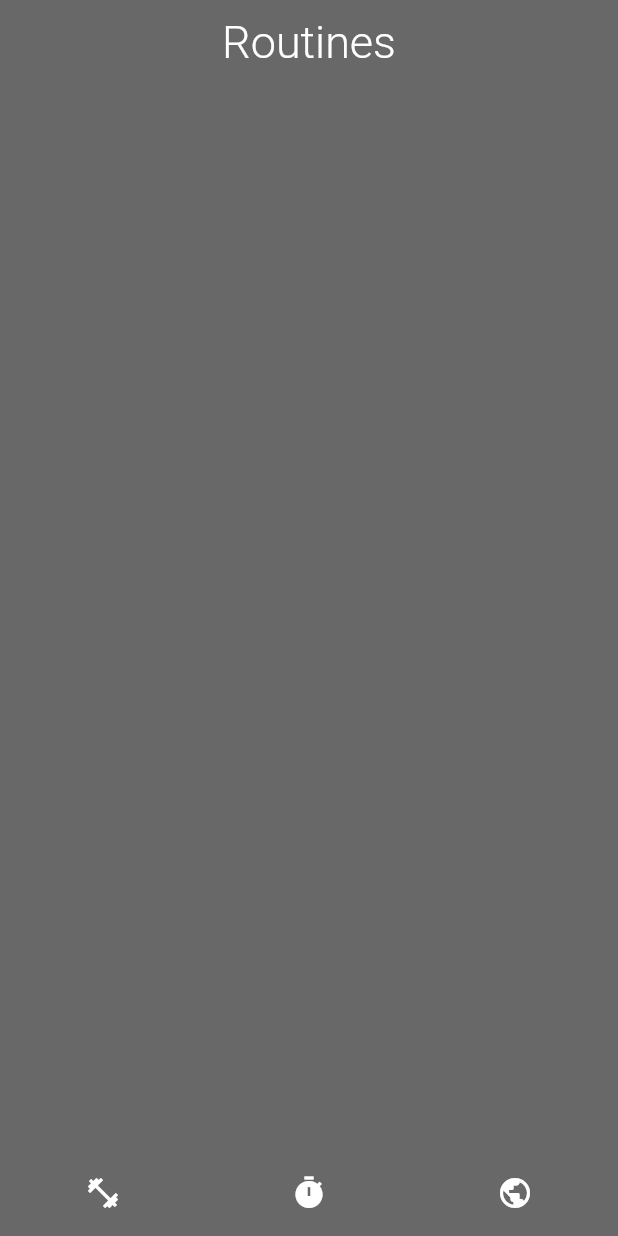
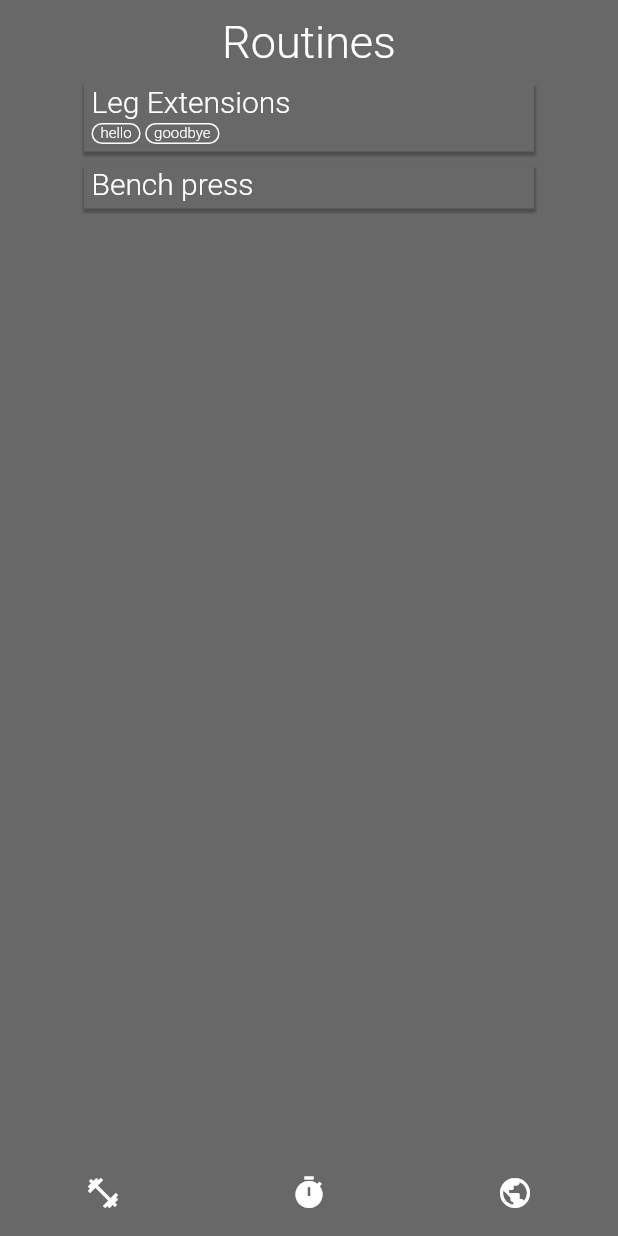
Before and after one commit to navidboloorian/exercise-timer, a Flutter app: the screen it shows after launch, on a phone screen of 412 x 824 dp. Run offline on Flutter 3.47's test engine with Material 2 defaults, Android fonts, the phone set to English and light mode, and no system bars; Roboto replaces fonts that are missing (Montserrat).

Commit message:
added dropshadow container with optional tags

```diff
--- a/lib/main.dart
+++ b/lib/main.dart
@@ -18,6 +18,7 @@ class _AppState extends State<App> {
   @override
   Widget build(BuildContext context) {
     // list of all navigable pages
+    // pass these to other widgets to avoid mistakes on lower levels
     const List<String> pages = <String>['exercises', 'routines', 'market'];
 
     return MaterialApp(
--- a/lib/ui/pages/market.dart
+++ b/lib/ui/pages/market.dart
@@ -13,6 +13,9 @@ class Market extends StatelessWidget {
       appBar: AppBar(
         title: const Text('Market'),
       ),
+      body: const Center(
+        child: Text('Market'),
+      ),
       bottomNavigationBar: BottomBar(pages: pages),
     );
   }
--- a/lib/ui/pages/routines.dart
+++ b/lib/ui/pages/routines.dart
@@ -1,6 +1,6 @@
 import 'package:flutter/material.dart';
 
-import '../shared/widgets/bottom_bar.dart';
+import '../shared/widgets/shared.dart';
 
 class Routines extends StatelessWidget {
   final List<String> pages;
@@ -12,6 +12,20 @@ class Routines extends StatelessWidget {
       appBar: AppBar(
         title: const Text('Routines'),
       ),
+      body: Center(
+        child: Column(
+          children: const [
+            DropShadowContainer(
+              text: "Leg Extensions",
+              tags: ['hello', 'goodbye'],
+            ),
+            SizedBox(height: 10),
+            DropShadowContainer(
+              text: "Bench press",
+            ),
+          ],
+        ),
+      ),
       bottomNavigationBar: BottomBar(pages: pages),
     );
   }
--- /dev/null
+++ b/lib/ui/shared/widgets/drop_shadow_container.dart
@@ -0,0 +1,84 @@
+import 'package:flutter/material.dart';
+
+import '../../../utils/colors.dart';
+
+class DropShadowContainer extends StatelessWidget {
+  final String text;
+  final List<String> tags;
+  final Function? onTap;
+
+  const DropShadowContainer({
+    super.key,
+    required this.text,
+    this.tags = const <String>[],
+    this.onTap,
+  });
+
+  @override
+  Widget build(BuildContext context) {
+    List<Widget> tagBoxes = <Widget>[];
+
+    // convert tags from text to containers with borders for display purposes
+    for (String tag in tags) {
+      tagBoxes.add(
+        Container(
+          padding: const EdgeInsets.only(left: 5, right: 5),
+          decoration: BoxDecoration(
+            border: Border.all(
+              color: Colors.white,
+              width: 1,
+              style: BorderStyle.solid,
+            ),
+            borderRadius: const BorderRadius.all(
+              Radius.circular(100),
+            ),
+          ),
+          child: Text(
+            tag,
+            style: const TextStyle(fontSize: 10),
+          ),
+        ),
+      );
+
+      tagBoxes.add(const SizedBox(width: 3));
+    }
+
+    return GestureDetector(
+      onTap: () => onTap,
+      child: Container(
+        width: 300,
+        padding: const EdgeInsets.only(
+          left: 5,
+          right: 5,
+          bottom: 5,
+        ),
+        decoration: BoxDecoration(
+          color: CustomColors.darkBackground,
+          boxShadow: [
+            BoxShadow(
+              color: Colors.black.withOpacity(0.25),
+              offset: const Offset(0, 2),
+              blurRadius: 0.5,
+              spreadRadius: 1,
+            )
+          ],
+        ),
+        child: Column(
+          mainAxisSize: MainAxisSize.min,
+          children: [
+            Align(alignment: Alignment.centerLeft, child: Text(text)),
+
+            // conditionally render tags portion of container
+            if (tags.isNotEmpty) ...[
+              const SizedBox(height: 3),
+              Align(
+                alignment: Alignment.centerLeft,
+                child: Row(children: tagBoxes),
+              ),
+            ],
+          ],
+        ),
+      ),
+    );
+  }
+}
--- /dev/null
+++ b/lib/ui/shared/widgets/shared.dart
@@ -0,0 +1,2 @@
+export 'bottom_bar.dart';
+export 'drop_shadow_container.dart';
--- a/lib/utils/themes.dart
+++ b/lib/utils/themes.dart
@@ -9,6 +9,11 @@ class Themes {
       primaryColor: CustomColors.darkBackground,
       scaffoldBackgroundColor: CustomColors.darkBackground,
       fontFamily: 'Montserrat',
+      textTheme: const TextTheme(
+        bodyText1: TextStyle(color: Colors.white, fontWeight: FontWeight.w300),
+        bodyText2: TextStyle(
+            color: Colors.white, fontWeight: FontWeight.w300, fontSize: 20),
+      ),
       appBarTheme: const AppBarTheme(
         backgroundColor: CustomColors.darkBackground,
         foregroundColor: CustomColors.darkText,
```
